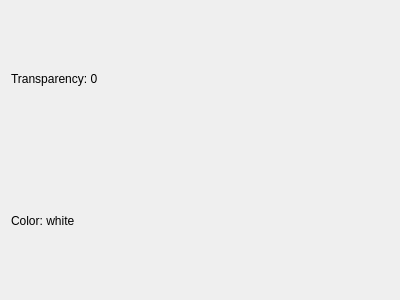
kaigon78/VTKWidget, file StatusViewer.ui: the form before one commit.
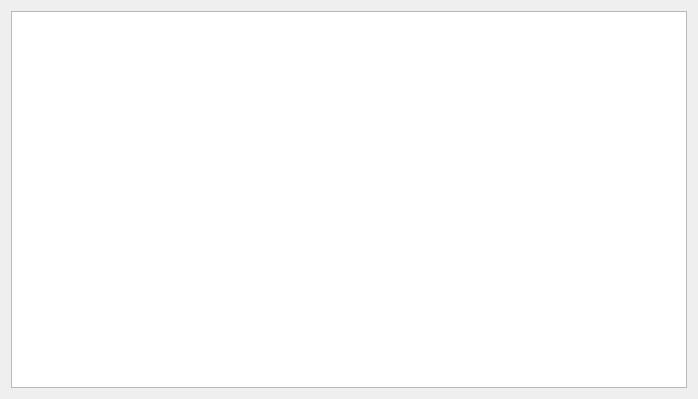
The form after the commit.

What changed in the file:
```diff
--- a/StatusViewer.ui
+++ b/StatusViewer.ui
@@ -6,8 +6,8 @@
    <rect>
     <x>0</x>
     <y>0</y>
-    <width>400</width>
-    <height>300</height>
+    <width>698</width>
+    <height>399</height>
    </rect>
   </property>
   <property name="windowTitle">
@@ -18,24 +18,7 @@
   </property>
   <layout class="QGridLayout" name="gridLayout">
    <item row="0" column="0">
-    <widget class="QLabel" name="m_transparencyLabel">
-     <property name="frameShape">
-      <enum>QFrame::NoFrame</enum>
-     </property>
-     <property name="text">
-      <string>Transparency: 0</string>
-     </property>
-    </widget>
-   </item>
-   <item row="1" column="0">
-    <widget class="QLabel" name="m_colorLabel">
-     <property name="frameShape">
-      <enum>QFrame::NoFrame</enum>
-     </property>
-     <property name="text">
-      <string>Color: white</string>
-     </property>
-    </widget>
+    <widget class="QTextEdit" name="m_logTextEdit"/>
    </item>
   </layout>
  </widget>
```
